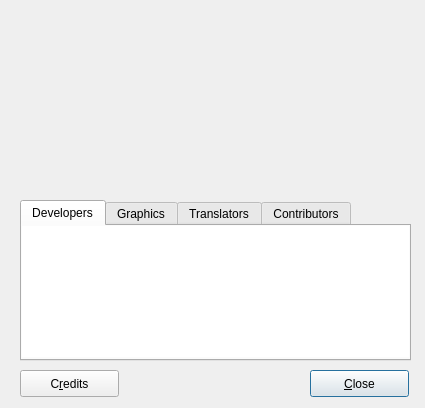
The window that src/dialogs/aboutdialog.ui (PhotoFlare/photoflare) describes before a commit, drawn with Qt 5.
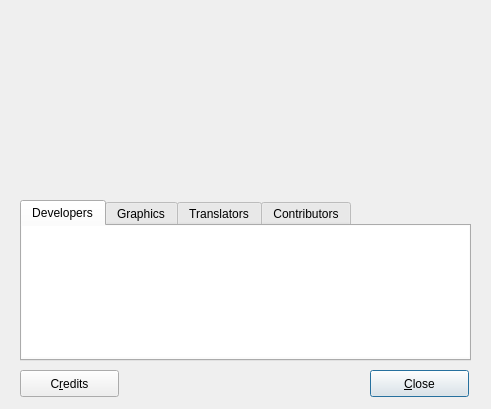
The same window after the commit. Icons and pictures are not drawn.

Commit message: Update Credits for translators

The edit to the form file:
```diff
--- a/src/dialogs/aboutdialog.ui
+++ b/src/dialogs/aboutdialog.ui
@@ -12,8 +12,8 @@
    <rect>
     <x>0</x>
     <y>0</y>
-    <width>425</width>
-    <height>408</height>
+    <width>491</width>
+    <height>409</height>
    </rect>
   </property>
   <property name="font">
@@ -27,7 +27,7 @@
   <widget class="QPushButton" name="closeButton">
    <property name="geometry">
     <rect>
-     <x>310</x>
+     <x>370</x>
      <y>370</y>
      <width>99</width>
      <height>27</height>
@@ -42,10 +42,16 @@
     <rect>
      <x>0</x>
      <y>210</y>
-     <width>421</width>
+     <width>491</width>
      <height>31</height>
     </rect>
    </property>
+   <property name="sizePolicy">
+    <sizepolicy hsizetype="Preferred" vsizetype="Preferred">
+     <horstretch>0</horstretch>
+     <verstretch>0</verstretch>
+    </sizepolicy>
+   </property>
    <property name="text">
     <string>&lt;html&gt;&lt;head/&gt;&lt;body&gt;&lt;p&gt;&lt;span style=&quot; font-size:12pt; font-weight:600;&quot;&gt;TextLabel&lt;/span&gt;&lt;/p&gt;&lt;/body&gt;&lt;/html&gt;</string>
    </property>
@@ -61,7 +67,7 @@
     <rect>
      <x>0</x>
      <y>250</y>
-     <width>421</width>
+     <width>491</width>
      <height>20</height>
     </rect>
    </property>
@@ -77,7 +83,7 @@
     <rect>
      <x>0</x>
      <y>280</y>
-     <width>421</width>
+     <width>491</width>
      <height>20</height>
     </rect>
    </property>
@@ -93,7 +99,7 @@
     <rect>
      <x>0</x>
      <y>300</y>
-     <width>421</width>
+     <width>491</width>
      <height>20</height>
     </rect>
    </property>
@@ -113,7 +119,7 @@
   <widget class="QLabel" name="appLogo">
    <property name="geometry">
     <rect>
-     <x>140</x>
+     <x>170</x>
      <y>30</y>
      <width>150</width>
      <height>150</height>
@@ -162,7 +168,7 @@
     <rect>
      <x>20</x>
      <y>200</y>
-     <width>391</width>
+     <width>451</width>
      <height>161</height>
     </rect>
    </property>
@@ -181,7 +187,7 @@
       <rect>
        <x>0</x>
        <y>0</y>
-       <width>391</width>
+       <width>451</width>
        <height>131</height>
       </rect>
      </property>
```
Left out of the diff: 6 changed lines with no effect on the pictures. The commit also changes 2 other files.
